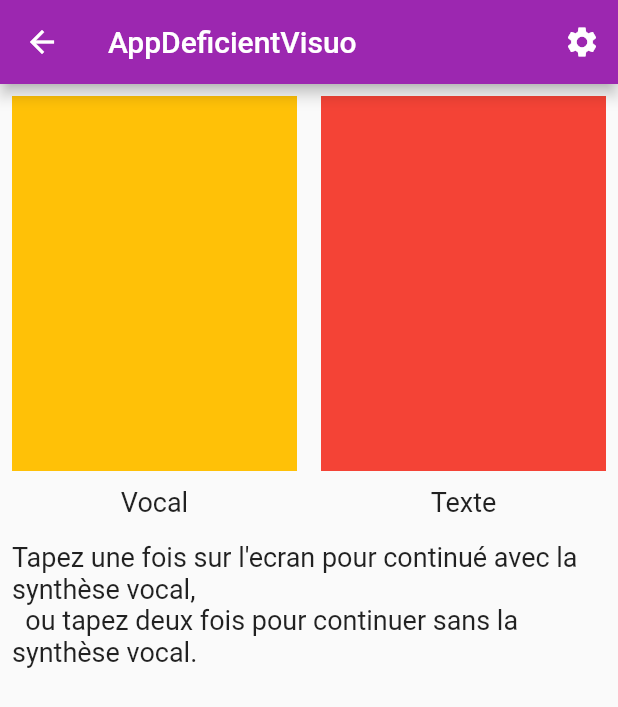
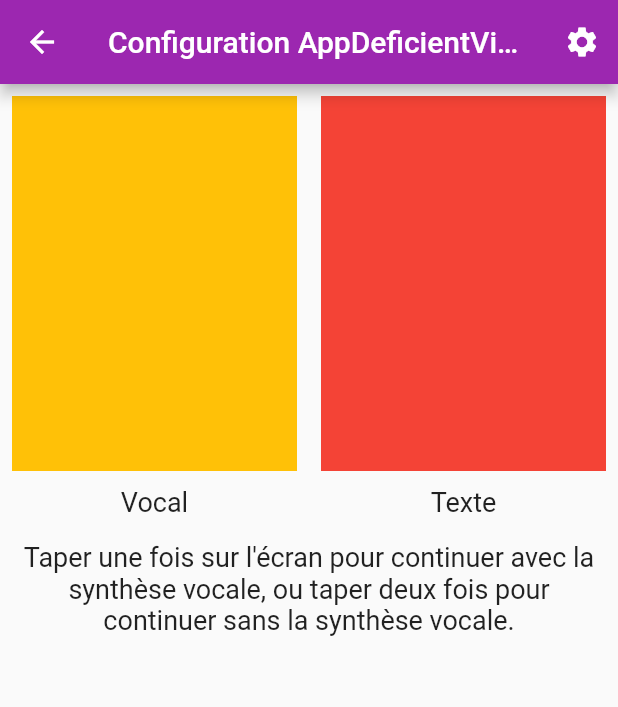
Before and after one commit to saliemmanuel/appdeficientvisio, a Flutter app: the screen it shows after launch, after a tap on "Page suivante", on a phone screen of 412 x 824 dp. Shown: the top 707 px of the screen. Run offline on Flutter 3.47's test engine with Material 2 defaults, Android fonts, the phone set to English and light mode, and no system bars; our stand-ins replace animate_do, avatar_glow, cloud_firestore, firebase_auth, firebase_core, flutter_tts and 1 more; accounts and stored records are empty.

Commit message:
Last commit

```diff
--- a/lib/page/page_accueil.dart
+++ b/lib/page/page_accueil.dart
@@ -22,9 +22,9 @@ class PageAccueil extends StatefulWidget {
 }
 
 class PageAccueilState extends State<PageAccueil> {
-  String welcomText = "Bienvenue sur App deficient visio";
+  String welcomText = "Bienvenue sur App Deficient Visuo";
   String welcomText2 =
-      "Taper en haut à droit pour acceder au parmètre de l'application taper deux fois pour passer à la page suivante où taper une fois pour que je me repète";
+      "Taper en haut à droite pour accéder aux parmètres de l'application \nTaper deux fois pour passer à la page suivante \nTaper une fois pour que je me repète";
 
   @override
   void initState() {
@@ -87,18 +87,21 @@ class PageAccueilState extends State<PageAccueil> {
                   child: const Icon(Icons.record_voice_over_rounded, size: 36),
                 ),
               ),
-              FadeInUp(
+              Center(
+                child: FadeInUp(
                   child: const Padding(
                     padding: EdgeInsets.all(10.0),
                     child: Text.rich(
+                      textAlign: TextAlign.center,
                       TextSpan(
                           style: TextStyle(fontSize: 36.0),
-                        text: "Bienvenue sur",
+                          text: "Bienvenue sur ",
                           children: [
                             TextSpan(
-                              text: " App Deficient Visuo",
+                                text: "AppDeficientVisuo",
                                 style: TextStyle(fontWeight: FontWeight.bold)),
                           ]),
+                    ),
                   ),
                 ),
               ),
@@ -107,6 +110,7 @@ class PageAccueilState extends State<PageAccueil> {
                 child: Padding(
                     padding: const EdgeInsets.all(10.0),
                     child: Text(
+                      textAlign: TextAlign.center,
                       style: const TextStyle(fontSize: 18.0),
                       welcomText2,
                     )),
--- a/lib/page/page_configuration.dart
+++ b/lib/page/page_configuration.dart
@@ -15,10 +15,9 @@ class PageConfiguration extends StatefulWidget {
 }
 
 class _PageConfigurationState extends State<PageConfiguration> {
-  String title = 'AppDeficientVisuo';
+  String title = 'Configuration AppDeficientVisuo';
   String choix =
-      """Tapez une fois sur l'ecran pour continué avec la synthèse vocal,
-  ou tapez deux fois pour continuer sans la synthèse vocal.""";
+      "Taper une fois sur l'écran pour continuer avec la synthèse vocale, ou taper deux fois pour continuer sans la synthèse vocale.";
   @override
   void initState() {
     super.initState();
@@ -84,9 +83,11 @@ class _PageConfigurationState extends State<PageConfiguration> {
                   ),
                 ],
               ),
-              Padding(
-                padding: const EdgeInsets.all(8.0),
-                child: CustomText(choix),
+              Center(
+                child: Padding(
+                  padding: const EdgeInsets.all(8.0),
+                  child: CustomText(choix, textAlign: TextAlign.center),
+                ),
               ),
             ],
           ),
--- a/lib/page/page_liste_matiere.dart
+++ b/lib/page/page_liste_matiere.dart
@@ -20,7 +20,7 @@ class PageListeMetiere extends StatefulWidget {
 }
 
 class _PageListeMetiereState extends State<PageListeMetiere> {
-  String title = "Liste des matière";
+  String title = "Liste des matières";
   var data = [];
   var storage = Storage();
 
--- a/lib/state_management/provider/home_provider.dart
+++ b/lib/state_management/provider/home_provider.dart
@@ -4,7 +4,7 @@ import 'package:shared_preferences/shared_preferences.dart';
 
 // La class HomeProvider est la classe dédier pour gerer l'etat de l'application
 class HomeProvider extends ChangeNotifier {
-  // variable qui permet de dire si la le mode sombre est activer ou pas
+  // variable qui permet de dire si le mode sombre est activer ou pas
   bool _darkThemeIsActived = false;
 
   // declaration du thème de l'application
--- a/lib/widget/custom_text.dart
+++ b/lib/widget/custom_text.dart
@@ -7,7 +7,8 @@ import '../state_management/provider/home_provider.dart';
 
 class CustomText extends StatefulWidget {
   final String data;
-  CustomText(this.data, {super.key});
+  final TextAlign? textAlign;
+  CustomText(this.data, {super.key, this.textAlign});
 
   @override
   State<CustomText> createState() => _CustomTextState();
@@ -17,6 +18,7 @@ class _CustomTextState extends State<CustomText> {
   @override
   Widget build(BuildContext context) {
     return Text(
+      textAlign: widget.textAlign,
       widget.data,
       style: Provider.of<HomeProvider>(context, listen: false).customTextStyle,
     );
--- a/lib/widget/lecon_card.dart
+++ b/lib/widget/lecon_card.dart
@@ -10,7 +10,7 @@ class LeconCard extends StatefulWidget {
   final String? competence;
   final String? contenue;
   final String? idEnseignant;
-  final isTeacherScreen;
+  final bool isTeacherScreen;
   const LeconCard(
       {super.key,
       this.intitule,
```
Lines whose indentation alone changed are shown as unchanged.
